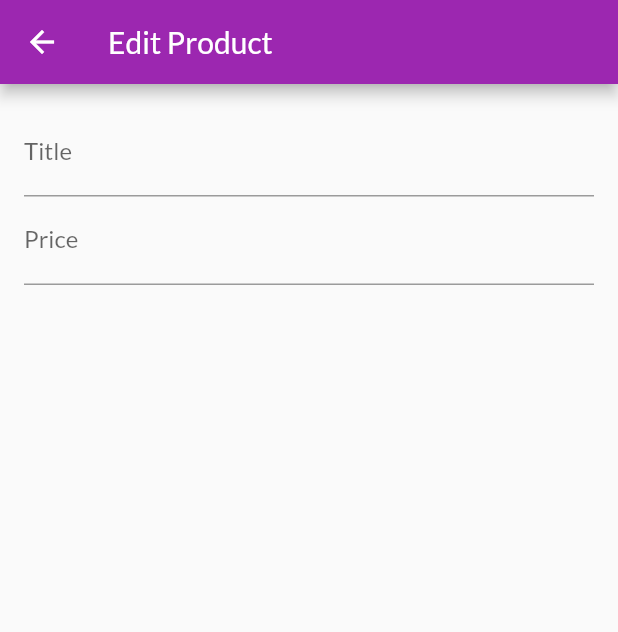
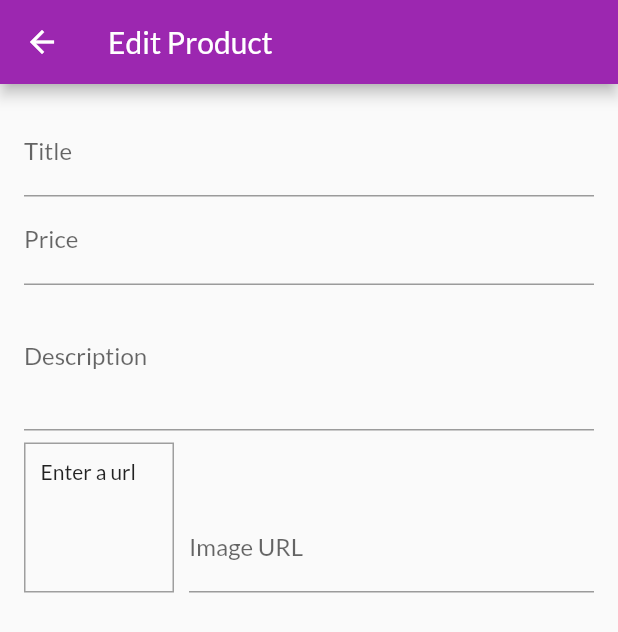
Before and after one commit to ridhwandaud/shop_app_flutter, a Flutter app: the EditProductScreen screen opened by its route, on a phone screen of 412 x 824 dp. Shown: the top 632 px of the screen. Run offline on Flutter 3.47's test engine with Material 2 defaults, Android fonts, the phone set to English and light mode, and no system bars; network calls fail.

Commit message:
Image input and image preview

```diff
--- a/lib/screens/edit_product_screen.dart
+++ b/lib/screens/edit_product_screen.dart
@@ -10,6 +10,34 @@ class EditProductScreen extends StatefulWidget {
 class _EditProductScreenState extends State<EditProductScreen> {
 
   final _priceFocusNode = FocusNode();
+  final _descriptionFocusNode = FocusNode();
+  final _imageUrlController = TextEditingController();
+  final _imageUrlFocusNode = FocusNode();
+
+  @override
+  void initState() {
+
+    _imageUrlFocusNode.addListener(_updateImageUrl);
+    super.initState();
+  }
+
+  @override
+  void dispose() {
+    _priceFocusNode.dispose();
+    _descriptionFocusNode.dispose();
+    _imageUrlController.dispose();
+    _imageUrlFocusNode.dispose();
+    _imageUrlFocusNode.removeListener(_updateImageUrl);
+    super.dispose();
+  }
+
+  void _updateImageUrl(){
+    if(!_imageUrlFocusNode.hasFocus){
+      setState(() {
+
+      });
+    }
+  }
 
   @override
   Widget build(BuildContext context) {
@@ -32,6 +60,37 @@ class _EditProductScreenState extends State<EditProductScreen> {
                 textInputAction: TextInputAction.next,
                 keyboardType: TextInputType.number,
                 focusNode: _priceFocusNode,
+                onFieldSubmitted: (_){
+                  FocusScope.of(context).requestFocus(_descriptionFocusNode);
+                },
+              ),
+              TextFormField(
+                decoration: InputDecoration(labelText: 'Description'),
+                maxLines: 3,
+                keyboardType: TextInputType.multiline,
+                focusNode: _descriptionFocusNode,
+              ),
+              Row(
+                crossAxisAlignment: CrossAxisAlignment.end,
+                children: <Widget>[
+                  Container(
+                    width: 100,
+                    height: 100 ,
+                    decoration: BoxDecoration(border: Border.all(width: 1, color: Colors.grey)),
+                    padding: EdgeInsets.all(10.0),
+                    margin: EdgeInsets.only(top: 8, right: 10),
+                    child: _imageUrlController.text.isEmpty ? Text('Enter a url') : FittedBox(child: Image.network(_imageUrlController.text, fit: BoxFit.cover,),),
+                  ),
+                  Expanded(
+                    child: TextFormField(
+                      decoration: InputDecoration(labelText: 'Image URL'),
+                      keyboardType: TextInputType.url,
+                      textInputAction: TextInputAction.done,
+                      controller: _imageUrlController,
+                      focusNode: _imageUrlFocusNode,
+                    ),
+                  )
+                ],
               )
             ],
           ),
--- a/lib/screens/user_products_screen.dart
+++ b/lib/screens/user_products_screen.dart
@@ -4,6 +4,8 @@ import 'package:provider/provider.dart';
 import '../providers/products.dart';
 import '../widgets/app_drawer.dart';
 import '../widgets/user_product_item.dart';
+import '../screens/edit_product_screen.dart';
+
 class UserProductsScreen extends StatelessWidget {
 
   static const routeName = '/manage-products';
@@ -14,7 +16,9 @@ class UserProductsScreen extends StatelessWidget {
       appBar: AppBar(
         title: Text('Manage Products'),
         actions: <Widget>[
-          IconButton(icon: Icon(Icons.add), onPressed: (){},)
+          IconButton(icon: Icon(Icons.add), onPressed: (){
+            Navigator.of(context).pushNamed(EditProductScreen.routeName);
+          },)
         ],
       ),
       body: Padding(
```
